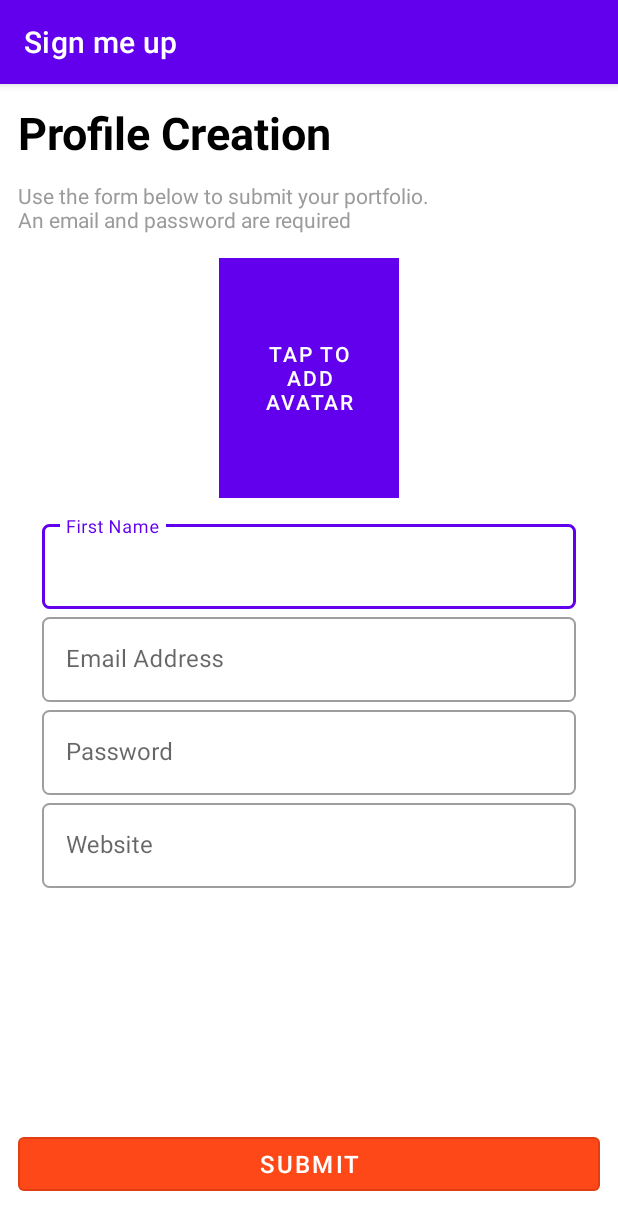
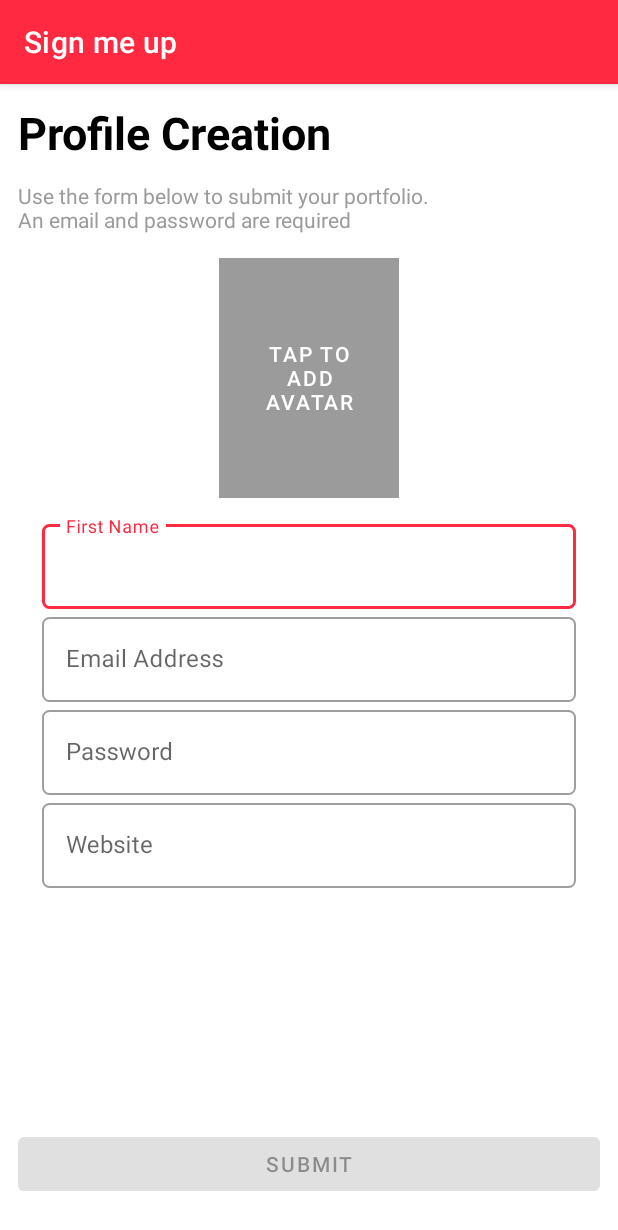
Before and after one commit to hiteshgupta33/fgatmsft, an Android app: the screen it shows after launch (SignUpActivity), on a phone screen of 412 x 824 dp. Shown: the top 1230 px of the screen. Run offline under Robolectric (Android 15) with nearby library versions, the phone set to English and light mode, and no system bars.

Commit message:
Create styles for material buttons

```diff
--- a/app/src/main/res/layout/sign_up_confirmation.xml
+++ b/app/src/main/res/layout/sign_up_confirmation.xml
@@ -79,7 +79,7 @@
         android:layout_height="wrap_content"
         android:layout_marginBottom="@dimen/margin_vertical_default"
         android:text="@string/signIn"
-        style="@style/SignUpCtaMaterialStyle"
+        style="@style/Widget.App.SignUpCtaMaterialStyle"
         app:layout_constraintBottom_toBottomOf="parent"
         app:layout_constraintEnd_toEndOf="parent"
         app:layout_constraintStart_toStartOf="parent" />
--- a/app/src/main/res/layout/sign_up_form.xml
+++ b/app/src/main/res/layout/sign_up_form.xml
@@ -140,7 +140,7 @@
 
     <com.google.android.material.button.MaterialButton
         android:id="@+id/submit"
-        style="@style/SignUpCtaMaterialStyle"
+        style="@style/Widget.App.SignUpCtaMaterialStyle"
         android:layout_width="match_parent"
         android:layout_height="wrap_content"
         android:layout_marginBottom="@dimen/margin_vertical_default"
--- a/app/src/main/res/values-night/themes.xml
+++ b/app/src/main/res/values-night/themes.xml
@@ -2,8 +2,8 @@
     <!-- Base application theme. -->
     <style name="Theme.Signmeup" parent="Theme.MaterialComponents.DayNight.DarkActionBar">
         <!-- Primary brand color. -->
-        <item name="colorPrimary">@color/purple_200</item>
-        <item name="colorPrimaryVariant">@color/purple_700</item>
+        <item name="colorPrimary">@color/signup_orange_light</item>
+        <item name="colorPrimaryVariant">@color/signup_orange_medium</item>
         <item name="colorOnPrimary">@color/black</item>
         <!-- Secondary brand color. -->
         <item name="colorSecondary">@color/teal_200</item>
--- a/app/src/main/res/values/colors.xml
+++ b/app/src/main/res/values/colors.xml
@@ -1,8 +1,7 @@
 <?xml version="1.0" encoding="utf-8"?>
 <resources>
-    <color name="purple_200">#FFBB86FC</color>
-    <color name="purple_500">#FF6200EE</color>
-    <color name="purple_700">#FF3700B3</color>
+    <color name="signup_orange_medium">#FF3531</color>
+    <color name="signup_orange_light">#FF2A42</color>
     <color name="teal_200">#FF03DAC5</color>
     <color name="teal_700">#FF018786</color>
     <color name="black">#FF000000</color>
@@ -10,7 +9,7 @@
 
     <!-- Sign Up screen colors   -->
     <color name="signup_grey_fifty">#9B9B9B</color>
-    <color name="signup_cta_button_start">#FF4817</color>
-    <color name="signup_cta_button_end">#FF234B</color>
+    <color name="signup_cta_button_start">#FF2649</color>
+    <color name="signup_cta_button_end">#FF234C</color>
     <color name="signup_cta_button_stroke">#FF234B</color>
 </resources>
--- a/app/src/main/res/values/styles.xml
+++ b/app/src/main/res/values/styles.xml
@@ -14,11 +14,15 @@
     </style>
 
     <!-- Avatar Button style   -->
-    <style name="SignUpAvatarBtnStyle">
+    <style name="SignUpAvatarBtnStyle" parent="Widget.MaterialComponents.Button">
         <item name="android:layout_width">@dimen/signup_display_pic_width</item>
         <item name="android:layout_height">@dimen/signup_display_pic_height</item>
         <item name="android:background">@color/signup_grey_fifty</item>
+        <item name="materialThemeOverlay">@style/GreyButtonThemeOverlay</item>
+    </style>
 
+    <style name="GreyButtonThemeOverlay">
+        <item name="colorPrimary">@color/signup_grey_fifty</item>
     </style>
 
     <!-- Avatar View style   -->
@@ -28,12 +32,13 @@
         <item name="android:scaleType">fitXY</item>
     </style>
 
-    <!-- Signup Cta style   -->
-    <style name="SignUpCtaMaterialStyle" parent="Widget.MaterialComponents.Button.OutlinedButton">
-        <item name="android:textColor">@color/white</item>
-        <item name="colorButtonNormal">@color/signup_cta_button_end</item>
-        <item name="backgroundTint">@color/signup_cta_button_start</item>
-        <item name="android:textSize">@dimen/signup_cta_text_size</item>
+    <style name="Widget.App.SignUpCtaMaterialStyle"
+        parent="Widget.MaterialComponents.Button">
+        <item name="materialThemeOverlay">@style/RedButtonThemeOverlay</item>
+    </style>
+
+    <style name="RedButtonThemeOverlay">
+        <item name="colorPrimary">@color/signup_cta_button_end</item>
     </style>
 
     <!-- Confirmation Field style   -->
--- a/app/src/main/res/values/themes.xml
+++ b/app/src/main/res/values/themes.xml
@@ -2,8 +2,8 @@
     <!-- Base application theme. -->
     <style name="Theme.Signmeup" parent="Theme.MaterialComponents.DayNight.DarkActionBar">
         <!-- Primary brand color. -->
-        <item name="colorPrimary">@color/purple_500</item>
-        <item name="colorPrimaryVariant">@color/purple_700</item>
+        <item name="colorPrimary">@color/signup_orange_light</item>
+        <item name="colorPrimaryVariant">@color/signup_orange_medium</item>
         <item name="colorOnPrimary">@color/white</item>
         <!-- Secondary brand color. -->
         <item name="colorSecondary">@color/teal_200</item>
```
